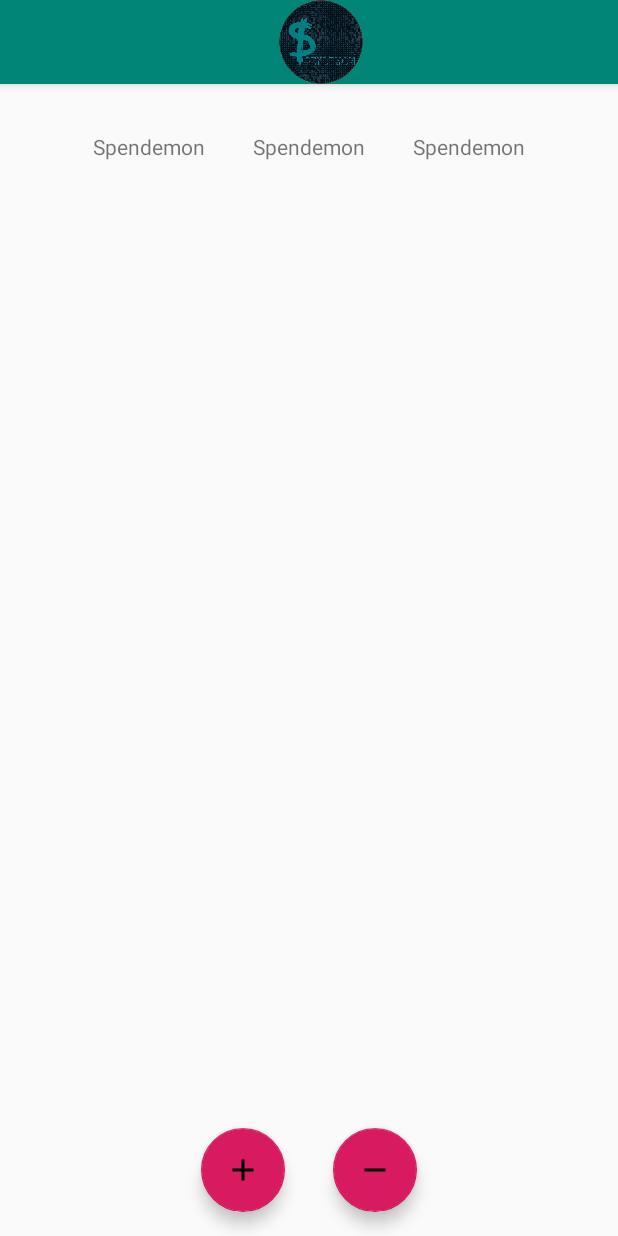
After one commit to 785pavan/isee2019-SPENDEMON, an Android app: the Summary screen opened directly, with no data from a screen before it, on a phone screen of 412 x 824 dp. The commit adds this screen. Run offline under Robolectric (Android 15) with nearby library versions, the phone set to English and light mode, and no system bars.

Commit message:
activity updated

```diff
--- a/app/build.gradle
+++ b/app/build.gradle
@@ -22,6 +22,7 @@ dependencies {
     implementation fileTree(dir: 'libs', include: ['*.jar'])
     implementation 'androidx.appcompat:appcompat:1.0.2'
     implementation 'androidx.legacy:legacy-support-v4:1.0.0'
+    implementation 'com.google.android.material:material:1.0.0'
     testImplementation 'junit:junit:4.12'
     androidTestImplementation 'androidx.test:runner:1.1.1'
     androidTestImplementation 'androidx.test.espresso:espresso-core:3.1.1'
--- a/app/src/main/AndroidManifest.xml
+++ b/app/src/main/AndroidManifest.xml
@@ -9,7 +9,11 @@
         android:roundIcon="@mipmap/ic_launcher_round"
         android:supportsRtl="true"
         android:theme="@style/AppTheme">
-        <activity android:name=".SignUp"></activity>
+        <activity
+            android:name=".Summary"
+            android:label="@string/title_activity_summary"
+            android:theme="@style/AppTheme.NoActionBar"></activity>
+        <activity android:name=".SignUp" />
         <activity android:name=".sign_in" />
         <activity android:name=".SignInSignUpActivity" />
         <activity
--- /dev/null
+++ b/app/src/main/java/com/dbse/android/spendemon/Summary.java
@@ -0,0 +1,44 @@
+package com.dbse.android.spendemon;
+
+import android.os.Bundle;
+
+import com.google.android.material.floatingactionbutton.FloatingActionButton;
+import com.google.android.material.snackbar.Snackbar;
+
+import androidx.appcompat.app.AppCompatActivity;
+import androidx.appcompat.widget.Toolbar;
+
+import android.view.View;
+import android.widget.TabWidget;
+
+public class Summary extends AppCompatActivity {
+
+    TabWidget tabWidget ;
+
+    @Override
+    protected void onCreate(Bundle savedInstanceState) {
+        super.onCreate(savedInstanceState);
+        setContentView(R.layout.activity_summary);
+        Toolbar toolbar = findViewById(R.id.toolbar);
+        setSupportActionBar(toolbar);
+
+        tabWidget = findViewById(R.id.tabWidget);
+        FloatingActionButton fabPlus = findViewById(R.id.fabPlus);
+        fabPlus.setOnClickListener(new View.OnClickListener() {
+            @Override
+            public void onClick(View view) {
+                Snackbar.make(view, "Replace with your own action", Snackbar.LENGTH_LONG)
+                        .setAction("Action", null).show();
+            }
+        });
+        FloatingActionButton fabMinus = findViewById(R.id.fabMinus);
+        fabMinus.setOnClickListener(new View.OnClickListener() {
+            @Override
+            public void onClick(View view) {
+                Snackbar.make(view, "Replace with your own action", Snackbar.LENGTH_LONG)
+                        .setAction("Action", null).show();
+            }
+        });
+    }
+
+}
--- /dev/null
+++ b/app/src/main/res/drawable/minus.xml
@@ -0,0 +1,8 @@
+<!-- drawable/minus.xml -->
+<vector xmlns:android="http://schemas.android.com/apk/res/android"
+    android:height="24dp"
+    android:width="24dp"
+    android:viewportWidth="24"
+    android:viewportHeight="24">
+    <path android:fillColor="#000" android:pathData="M19,13H5V11H19V13Z" />
+</vector>
--- /dev/null
+++ b/app/src/main/res/drawable/plus.xml
@@ -0,0 +1,8 @@
+<!-- drawable/plus.xml -->
+<vector xmlns:android="http://schemas.android.com/apk/res/android"
+    android:height="24dp"
+    android:width="24dp"
+    android:viewportWidth="24"
+    android:viewportHeight="24">
+    <path android:fillColor="#000" android:pathData="M19,13H13V19H11V13H5V11H11V5H13V11H19V13Z" />
+</vector>
--- /dev/null
+++ b/app/src/main/res/layout/activity_summary.xml
@@ -0,0 +1,53 @@
+<?xml version="1.0" encoding="utf-8"?>
+<androidx.coordinatorlayout.widget.CoordinatorLayout xmlns:android="http://schemas.android.com/apk/res/android"
+    xmlns:app="http://schemas.android.com/apk/res-auto"
+    xmlns:tools="http://schemas.android.com/tools"
+    android:layout_width="match_parent"
+    android:layout_height="match_parent"
+    tools:context=".Summary">
+
+    <com.google.android.material.appbar.AppBarLayout
+        android:layout_width="match_parent"
+        android:layout_height="wrap_content"
+        android:theme="@style/AppTheme.AppBarOverlay">
+
+        <androidx.appcompat.widget.Toolbar
+            android:id="@+id/toolbar"
+            android:layout_width="match_parent"
+            android:layout_height="?attr/actionBarSize"
+            android:background="?attr/colorPrimary"
+            app:logo="@drawable/team_logo"
+            app:logoDescription="@string/app_name"
+            app:popupTheme="@style/AppTheme.PopupOverlay" />
+
+    </com.google.android.material.appbar.AppBarLayout>
+
+    <include layout="@layout/content_summary" />
+
+    <LinearLayout
+        android:layout_width="wrap_content"
+        android:layout_height="wrap_content"
+        android:orientation="horizontal"
+        android:layout_gravity="bottom|center">
+
+        <com.google.android.material.floatingactionbutton.FloatingActionButton
+            android:id="@+id/fabPlus"
+            android:layout_width="wrap_content"
+            android:layout_height="wrap_content"
+            android:layout_gravity="bottom|center_vertical|end"
+            android:layout_margin="@dimen/fab_margin"
+            android:clickable="true"
+            android:focusable="true"
+            app:srcCompat="@drawable/plus" />
+
+        <com.google.android.material.floatingactionbutton.FloatingActionButton
+            android:id="@+id/fabMinus"
+            android:layout_width="wrap_content"
+            android:layout_height="wrap_content"
+            android:layout_gravity="bottom|start"
+            android:layout_margin="@dimen/fab_margin"
+            android:clickable="true"
+            android:focusable="true"
+            app:srcCompat="@drawable/minus" />
+    </LinearLayout>
+</androidx.coordinatorlayout.widget.CoordinatorLayout>
--- /dev/null
+++ b/app/src/main/res/layout/content_summary.xml
@@ -0,0 +1,44 @@
+<?xml version="1.0" encoding="utf-8"?>
+<androidx.constraintlayout.widget.ConstraintLayout xmlns:android="http://schemas.android.com/apk/res/android"
+    xmlns:app="http://schemas.android.com/apk/res-auto"
+    xmlns:tools="http://schemas.android.com/tools"
+    android:layout_width="match_parent"
+    android:layout_height="match_parent"
+    app:layout_behavior="@string/appbar_scrolling_view_behavior"
+    tools:context=".Summary"
+    tools:showIn="@layout/activity_summary">
+
+    <TableLayout
+        android:id="@+id/tableLayout"
+        android:layout_width="wrap_content"
+        android:layout_height="wrap_content"
+        android:layout_margin="@dimen/fab_margin"
+        android:layout_marginEnd="8dp"
+        app:layout_constraintEnd_toEndOf="parent"
+        app:layout_constraintStart_toStartOf="parent"
+        app:layout_constraintTop_toTopOf="parent">
+
+        <TabWidget
+            android:id="@+id/tabWidget">
+
+            <TextView
+                android:layout_width="wrap_content"
+                android:layout_height="wrap_content"
+                android:layout_margin="@dimen/fab_margin"
+                android:text="@string/app_name" />
+
+            <TextView
+                android:layout_width="wrap_content"
+                android:layout_height="wrap_content"
+                android:layout_margin="@dimen/fab_margin"
+                android:text="@string/app_name" />
+
+            <TextView
+                android:layout_width="wrap_content"
+                android:layout_height="wrap_content"
+                android:layout_margin="@dimen/fab_margin"
+                android:text="@string/app_name" />
+        </TabWidget>
+
+    </TableLayout>
+</androidx.constraintlayout.widget.ConstraintLayout>
--- /dev/null
+++ b/app/src/main/res/values/dimens.xml
@@ -0,0 +1,3 @@
+<resources>
+    <dimen name="fab_margin">16dp</dimen>
+</resources>
--- a/app/src/main/res/values/strings.xml
+++ b/app/src/main/res/values/strings.xml
@@ -22,4 +22,5 @@
         <item>English</item>
         <item>Deutsch</item>
     </string-array>
+    <string name="title_activity_summary">Summary</string>
 </resources>
--- a/app/src/main/res/values/styles.xml
+++ b/app/src/main/res/values/styles.xml
@@ -20,4 +20,13 @@
         <item name="android:background">@color/black_overlay</item>
     </style>
 
+    <style name="AppTheme.NoActionBar">
+        <item name="windowActionBar">false</item>
+        <item name="windowNoTitle">true</item>
+    </style>
+
+    <style name="AppTheme.AppBarOverlay" parent="ThemeOverlay.AppCompat.Dark.ActionBar" />
+
+    <style name="AppTheme.PopupOverlay" parent="ThemeOverlay.AppCompat.Light" />
+
 </resources>
```
